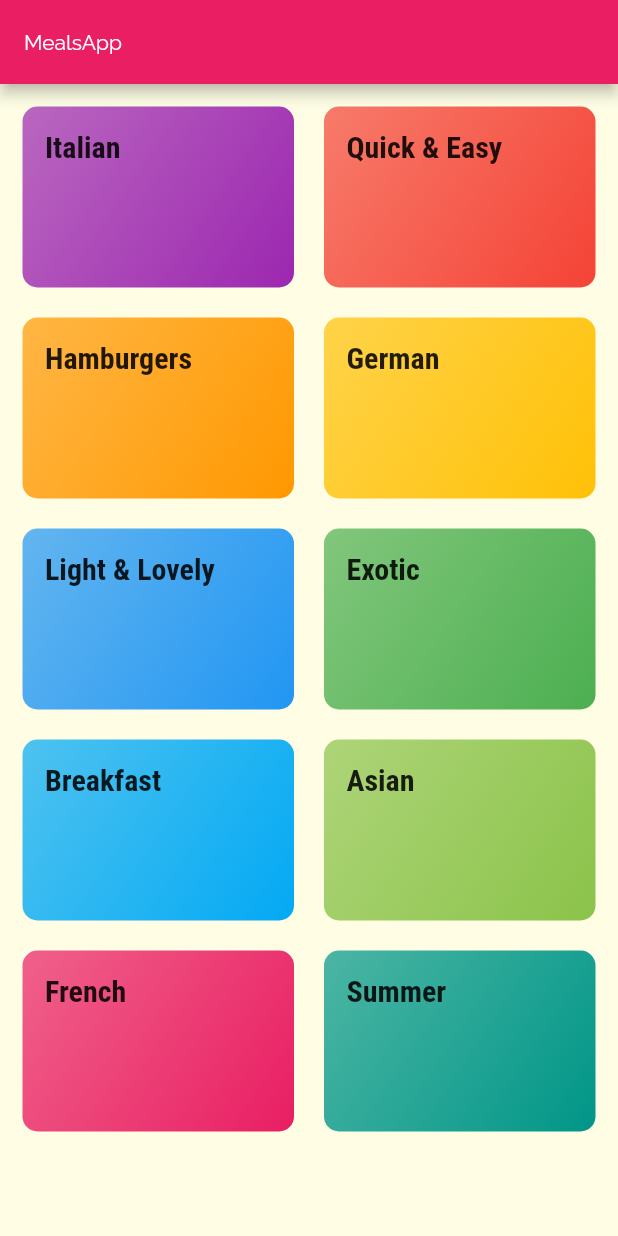
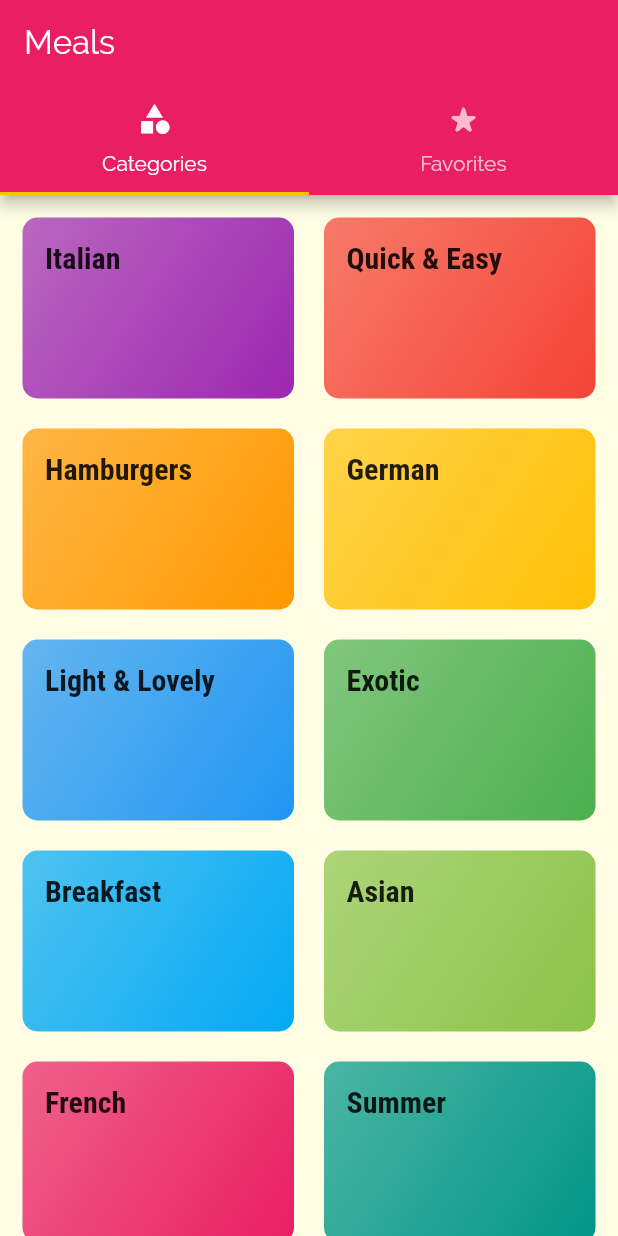
Before and after one commit to MeTi-DeV/Meals_App, a Flutter app: the screen it shows after launch, on a phone screen of 412 x 824 dp. Run offline on Flutter 3.47's test engine with Material 2 defaults, Android fonts, the phone set to English and light mode, and no system bars.

Commit message:
add NavigationBar

```diff
--- a/lib/main.dart
+++ b/lib/main.dart
@@ -1,5 +1,5 @@
 import 'package:flutter/material.dart';
-import './screens/categories_screen.dart';
+import './screens/tabs_screen.dart';
 import './screens/categories_meals_screen.dart';
 import './screens/meals_details_screen.dart';
 
@@ -15,7 +15,7 @@ class MyApp extends StatelessWidget {
       title: 'DeliMeals',
       theme: ThemeData(
         appBarTheme:
-            AppBarTheme(titleTextStyle: TextStyle(fontFamily: 'Raleway')),
+            AppBarTheme(titleTextStyle: TextStyle(fontFamily: 'Raleway' , fontSize:22 ,color: Colors.white)),
         primarySwatch: Colors.pink,
         accentColor: Colors.amber,
         canvasColor: Color.fromRGBO(255, 254, 229, 1),
@@ -33,21 +33,21 @@ class MyApp extends StatelessWidget {
               fontWeight: FontWeight.bold,
             )),
       ),
-      home: CategoriesScreen(),
+
       initialRoute: '/',
       routes: {
+        //comment 1 : add TabsScreen as default route
+       '/':(ctx)=>TabsScreen(),
         CategoriesMealsScreen.routeName: (ctx) => CategoriesMealsScreen(),
         MealsDetailsScreen.routeName: (ctx) => MealsDetailsScreen()
       },
-      //comment 1 : other properties that are for routes ar onGenerateRoute and onUnknownRoute
-      //comment 2 : onGenerateRoute: is for route that we want to use several different routes for do multiple behaviors with if statements
-      onGenerateRoute: (setting) {
-        print(setting.arguments);
-      },
-      //comment 3 : onUnknownRoute: when we want to show a specific page When we dont define any route to InkWell like not found page error 404
-      onUnknownRoute: (settings) {
-        return MaterialPageRoute(builder: (ctx) => CategoriesScreen());
-      },
+
+      // onGenerateRoute: (setting) {
+      //   print(setting.arguments);
+      // },
+      // onUnknownRoute: (settings) {
+      //   return MaterialPageRoute(builder: (ctx) => CategoriesScreen());
+      // },
     );
   }
 }
--- a/lib/screens/categories_screen.dart
+++ b/lib/screens/categories_screen.dart
@@ -2,23 +2,15 @@ import 'package:flutter/material.dart';
 import '../dummy_data.dart';
 import '../widgets/category_item.dart';
 
-
 class CategoriesScreen extends StatelessWidget {
-
   @override
   Widget build(BuildContext context) {
-
-    return Scaffold(
-        appBar: AppBar(
-          title: Text('MealsApp'),
-        ),
-        body: Container(
+    return GridView(
       padding: EdgeInsets.all(15),
-            child: GridView(
       children: [
         ...DUMMY_CATEGORIES
             .map((catData) =>
-                        CategoryItem(catData.title, catData.color , catData.id))
+                CategoryItem(catData.title, catData.color, catData.id))
             .toList()
       ],
       gridDelegate: SliverGridDelegateWithMaxCrossAxisExtent(
@@ -26,8 +18,6 @@ class CategoriesScreen extends StatelessWidget {
           childAspectRatio: 3 / 2,
           mainAxisSpacing: 20,
           crossAxisSpacing: 20),
-            ),
-          ),
     );
   }
 }
--- /dev/null
+++ b/lib/screens/favorite_screen.dart
@@ -0,0 +1,11 @@
+import 'package:flutter/material.dart';
+class FavoriteScreen extends StatelessWidget {
+
+  @override
+  Widget build(BuildContext context) {
+    return Center(
+      child: Text('you can add your favorite meals here'),
+
+    );
+  }
+}
--- /dev/null
+++ b/lib/screens/tabs_screen.dart
@@ -0,0 +1,39 @@
+import 'package:flutter/material.dart';
+import './categories_screen.dart';
+import './favorite_screen.dart';
+
+class TabsScreen extends StatefulWidget {
+  @override
+  _TabsScreenState createState() => _TabsScreenState();
+}
+
+class _TabsScreenState extends State<TabsScreen> {
+  @override
+  Widget build(BuildContext context) {
+    //comment 1 : add Navigation bar this navigation go to top of screen
+    return DefaultTabController(
+      length: 2,
+      child: Scaffold(
+        appBar: AppBar(
+          title: Text('Meals'),
+          bottom: TabBar(
+            tabs: [
+              Tab(
+                text: 'Categories',
+                icon: Icon(Icons.category),
+              ),
+              Tab(
+                text: 'Favorites',
+                icon: Icon(Icons.star_rate_rounded),
+              ),
+            ],
+          ),
+        ),
+        body: TabBarView(children: [
+          CategoriesScreen(),
+          FavoriteScreen()
+        ]),
+      ),
+    );
+  }
+}
--- a/lib/widgets/meals_item.dart
+++ b/lib/widgets/meals_item.dart
@@ -126,8 +126,8 @@ class MealsItem extends StatelessWidget {
                             width: 6,
                           ),
                           Icon(
-                            Icons.attach_money_rounded,
-                            size: 5,
+                            Icons.attach_money,
+
                           )
                         ],
                       ),
```
Lines whose indentation alone changed are shown as unchanged.
